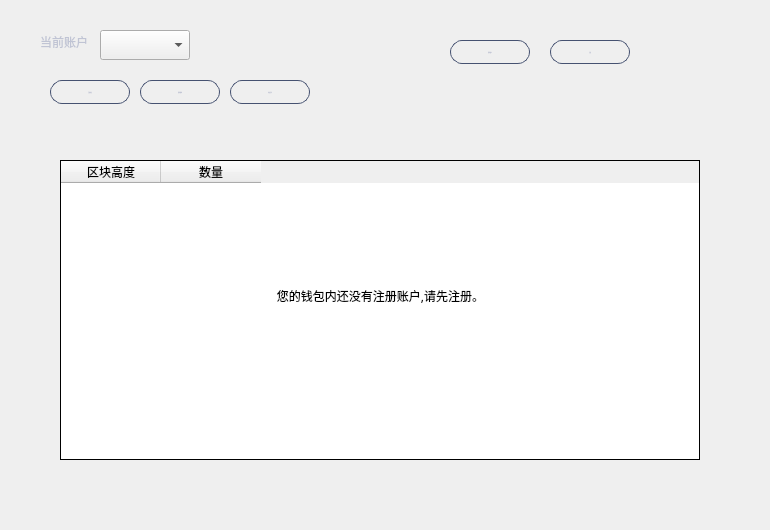
First picture: the form in miner/minerpage.ui, repository HcashOrg/hx-indicator, before the edit.
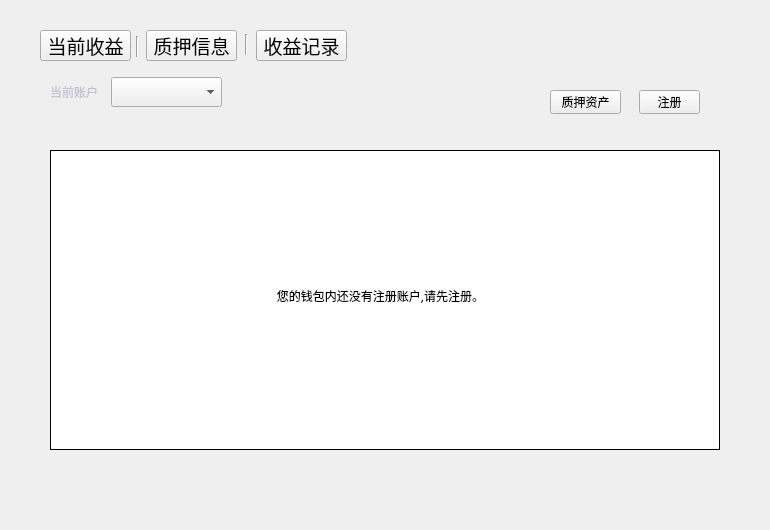
Second picture: the form after the edit.

What changed in the file:
```diff
--- a/miner/minerpage.ui
+++ b/miner/minerpage.ui
@@ -21,16 +21,15 @@
   <widget class="QToolButton" name="registerBtn">
    <property name="geometry">
     <rect>
-     <x>550</x>
-     <y>40</y>
-     <width>80</width>
+     <x>639</x>
+     <y>90</y>
+     <width>61</width>
      <height>24</height>
     </rect>
    </property>
    <property name="font">
     <font>
      <family>微软雅黑</family>
-     <pointsize>-1</pointsize>
      <weight>50</weight>
      <italic>false</italic>
      <bold>false</bold>
@@ -43,10 +42,7 @@
     <enum>Qt::NoFocus</enum>
    </property>
    <property name="styleSheet">
-    <string notr="true">QToolButton{color:rgb(192,196,212);border:1px solid  rgb(70,82,113);border-radius:12px;
-background-color: transparent;
-font: 12px &quot;微软雅黑&quot;;}
-QToolButton:hover{color:white;border-color:rgb(24,140,249);background-color:rgb(24,140,249);}</string>
+    <string notr="true"/>
    </property>
    <property name="text">
     <string>注册</string>
@@ -55,8 +51,8 @@
   <widget class="QLabel" name="accountLabel">
    <property name="geometry">
     <rect>
-     <x>40</x>
-     <y>30</y>
+     <x>50</x>
+     <y>80</y>
      <width>60</width>
      <height>24</height>
     </rect>
@@ -79,9 +75,9 @@
   <widget class="QComboBox" name="accountComboBox">
    <property name="geometry">
     <rect>
-     <x>100</x>
-     <y>30</y>
-     <width>90</width>
+     <x>111</x>
+     <y>77</y>
+     <width>111</width>
      <height>30</height>
     </rect>
    </property>
@@ -102,16 +98,15 @@
   <widget class="QToolButton" name="lockToMinerBtn">
    <property name="geometry">
     <rect>
-     <x>450</x>
-     <y>40</y>
-     <width>80</width>
+     <x>550</x>
+     <y>90</y>
+     <width>71</width>
      <height>24</height>
     </rect>
    </property>
    <property name="font">
     <font>
      <family>微软雅黑</family>
-     <pointsize>-1</pointsize>
      <weight>50</weight>
      <italic>false</italic>
      <bold>false</bold>
@@ -124,10 +119,7 @@
     <enum>Qt::NoFocus</enum>
    </property>
    <property name="styleSheet">
-    <string notr="true">QToolButton{color:rgb(192,196,212);border:1px solid  rgb(70,82,113);border-radius:12px;
-background-color: transparent;
-font: 12px &quot;微软雅黑&quot;;}
-QToolButton:hover{color:white;border-color:rgb(24,140,249);background-color:rgb(24,140,249);}</string>
+    <string notr="true"/>
    </property>
    <property name="text">
     <string>质押资产</string>
@@ -136,10 +128,10 @@
   <widget class="QStackedWidget" name="stackedWidget">
    <property name="geometry">
     <rect>
-     <x>30</x>
-     <y>110</y>
-     <width>700</width>
-     <height>400</height>
+     <x>0</x>
+     <y>120</y>
+     <width>770</width>
+     <height>411</height>
     </rect>
    </property>
    <property name="currentIndex">
@@ -360,9 +352,9 @@
     <widget class="QTableWidget" name="incomeRecordTableWidget">
      <property name="geometry">
       <rect>
-       <x>30</x>
-       <y>50</y>
-       <width>640</width>
+       <x>50</x>
+       <y>30</y>
+       <width>670</width>
        <height>300</height>
       </rect>
      </property>
@@ -409,7 +401,7 @@
       <enum>Qt::SolidLine</enum>
      </property>
      <attribute name="horizontalHeaderVisible">
-      <bool>true</bool>
+      <bool>false</bool>
      </attribute>
      <attribute name="horizontalHeaderCascadingSectionResizes">
       <bool>false</bool>
@@ -450,16 +442,16 @@
   <widget class="QToolButton" name="incomeInfoBtn">
    <property name="geometry">
     <rect>
-     <x>50</x>
-     <y>80</y>
-     <width>80</width>
-     <height>24</height>
+     <x>40</x>
+     <y>30</y>
+     <width>91</width>
+     <height>31</height>
     </rect>
    </property>
    <property name="font">
     <font>
      <family>微软雅黑</family>
-     <pointsize>-1</pointsize>
+     <pointsize>14</pointsize>
      <weight>50</weight>
      <italic>false</italic>
      <bold>false</bold>
@@ -472,10 +464,7 @@
     <enum>Qt::NoFocus</enum>
    </property>
    <property name="styleSheet">
-    <string notr="true">QToolButton{color:rgb(192,196,212);border:1px solid  rgb(70,82,113);border-radius:12px;
-background-color: transparent;
-font: 12px &quot;微软雅黑&quot;;}
-QToolButton:hover{color:white;border-color:rgb(24,140,249);background-color:rgb(24,140,249);}</string>
+    <string notr="true"/>
    </property>
    <property name="text">
     <string>当前收益</string>
@@ -484,16 +473,16 @@
   <widget class="QToolButton" name="forecloseInfoBtn">
    <property name="geometry">
     <rect>
-     <x>140</x>
-     <y>80</y>
-     <width>80</width>
-     <height>24</height>
+     <x>146</x>
+     <y>30</y>
+     <width>91</width>
+     <height>31</height>
     </rect>
    </property>
    <property name="font">
     <font>
      <family>微软雅黑</family>
-     <pointsize>-1</pointsize>
+     <pointsize>14</pointsize>
      <weight>50</weight>
      <italic>false</italic>
      <bold>false</bold>
@@ -506,10 +495,7 @@
     <enum>Qt::NoFocus</enum>
    </property>
    <property name="styleSheet">
-    <string notr="true">QToolButton{color:rgb(192,196,212);border:1px solid  rgb(70,82,113);border-radius:12px;
-background-color: transparent;
-font: 12px &quot;微软雅黑&quot;;}
-QToolButton:hover{color:white;border-color:rgb(24,140,249);background-color:rgb(24,140,249);}</string>
+    <string notr="true"/>
    </property>
    <property name="text">
     <string>质押信息</string>
@@ -534,16 +520,16 @@
   <widget class="QToolButton" name="incomeRecordBtn">
    <property name="geometry">
     <rect>
-     <x>230</x>
-     <y>80</y>
-     <width>80</width>
-     <height>24</height>
+     <x>256</x>
+     <y>30</y>
+     <width>91</width>
+     <height>31</height>
     </rect>
    </property>
    <property name="font">
     <font>
      <family>微软雅黑</family>
-     <pointsize>-1</pointsize>
+     <pointsize>14</pointsize>
      <weight>50</weight>
      <italic>false</italic>
      <bold>false</bold>
@@ -556,15 +542,38 @@
     <enum>Qt::NoFocus</enum>
    </property>
    <property name="styleSheet">
-    <string notr="true">QToolButton{color:rgb(192,196,212);border:1px solid  rgb(70,82,113);border-radius:12px;
-background-color: transparent;
-font: 12px &quot;微软雅黑&quot;;}
-QToolButton:hover{color:white;border-color:rgb(24,140,249);background-color:rgb(24,140,249);}</string>
+    <string notr="true"/>
    </property>
    <property name="text">
     <string>收益记录</string>
    </property>
   </widget>
+  <widget class="Line" name="line">
+   <property name="geometry">
+    <rect>
+     <x>127</x>
+     <y>36</y>
+     <width>21</width>
+     <height>21</height>
+    </rect>
+   </property>
+   <property name="orientation">
+    <enum>Qt::Vertical</enum>
+   </property>
+  </widget>
+  <widget class="Line" name="line_2">
+   <property name="geometry">
+    <rect>
+     <x>236</x>
+     <y>34</y>
+     <width>21</width>
+     <height>21</height>
+    </rect>
+   </property>
+   <property name="orientation">
+    <enum>Qt::Vertical</enum>
+   </property>
+  </widget>
  </widget>
  <resources/>
  <connections/>
```
Left out of the diff: 42 changed lines with no effect on the pictures.
